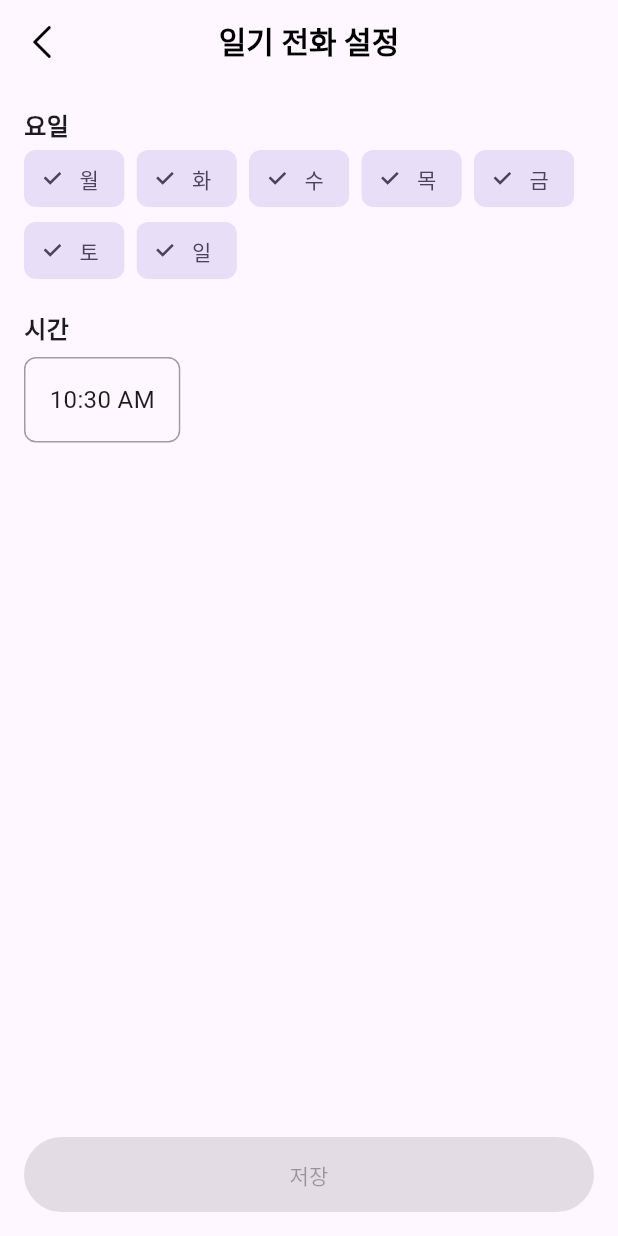
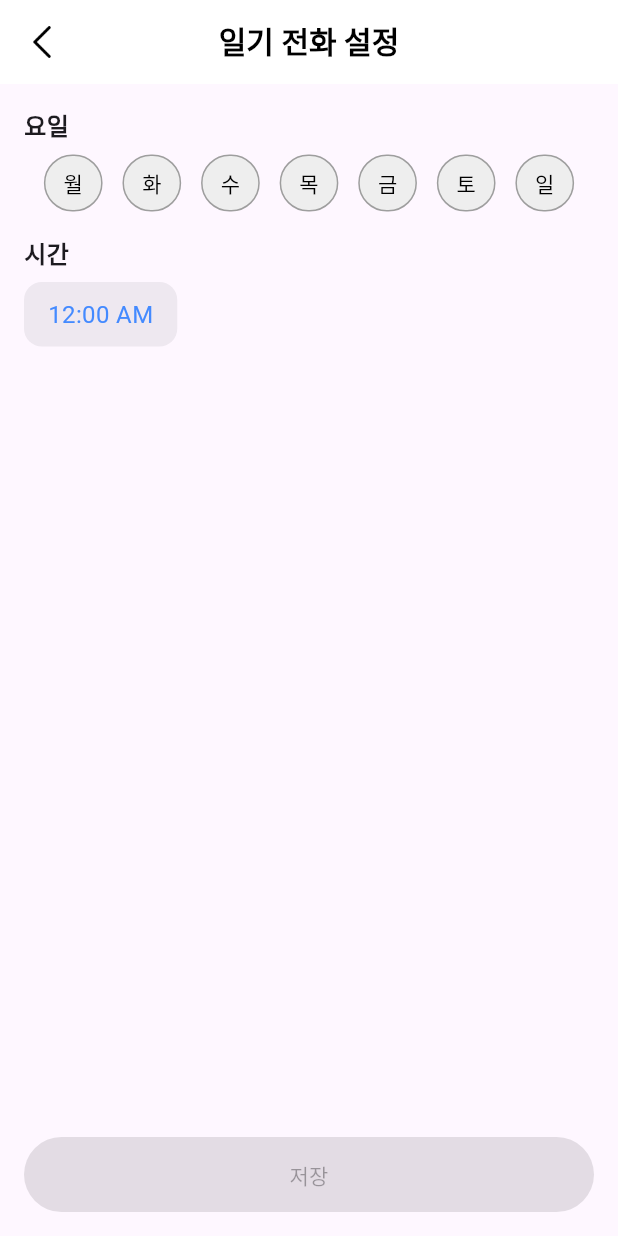
Before and after one commit to Mallang-Diary/MallangDiary-FrontEnd, a Flutter app: the CallSettingsPage screen opened by its route, on a phone screen of 412 x 824 dp. Run offline on Flutter 3.47's test engine with Material 3 defaults, Android fonts, the phone set to English and light mode, and no system bars; our stand-ins replace audioplayers, percent_indicator, permission_handler, smooth_page_indicator, supabase; missing offline and left inert: dart:ffi, flutter_sound; accounts and stored records are empty.

Commit message:
[call_setting_page] design 수정

```diff
--- a/lib/page/main_page/call_setting_page_ml03.dart
+++ b/lib/page/main_page/call_setting_page_ml03.dart
@@ -1,4 +1,5 @@
 import 'package:flutter/material.dart';
+import 'package:mallang_project_v1/theme/colors.dart';
 
 class CallSettingsPage extends StatefulWidget {
   @override
@@ -6,21 +7,24 @@ class CallSettingsPage extends StatefulWidget {
 }
 
 class _CallSettingsPageState extends State<CallSettingsPage> {
-  // State variables
-  List<String> daysOfWeek = ['월', '화', '수', '목', '금', '토', '일'];
-  Set<String> selectedDays = {'월', '화', '수', '목', '금', '토', '일'};
-  TimeOfDay selectedTime = TimeOfDay.now();
+  final List<String> daysOfWeek = ['월', '화', '수', '목', '금', '토', '일'];
+  late List<bool> selectedDays;
+  TimeOfDay selectedTime = TimeOfDay(hour: 0, minute: 0);
 
   bool isChanged = false;
 
-  // Check if the user has made any changes
+  @override
+  void initState() {
+    super.initState();
+    selectedDays = List<bool>.filled(daysOfWeek.length, true);
+  }
+
   void _markAsChanged() {
     setState(() {
       isChanged = true;
     });
   }
 
-  // Show time picker
   void _selectTime(BuildContext context) async {
     final TimeOfDay? picked = await showTimePicker(
       context: context,
@@ -34,19 +38,16 @@ class _CallSettingsPageState extends State<CallSettingsPage> {
     }
   }
 
-  // Save settings
   void _saveSettings() {
-    // Perform saving logic here
     ScaffoldMessenger.of(context).showSnackBar(
       SnackBar(content: Text('설정이 저장되었습니다.')),
     );
     Navigator.pop(context);
   }
 
-  // Confirm before leaving unsaved changes
   Future<bool> _onWillPop() async {
     if (isChanged) {
-      return await showDialog(
+      return await showDialog<bool>(
         context: context,
         builder: (context) => AlertDialog(
           title: Text('변경 사항이 저장되지 않았습니다.'),
@@ -70,20 +71,24 @@ class _CallSettingsPageState extends State<CallSettingsPage> {
 
   @override
   Widget build(BuildContext context) {
-    return Scaffold(
+    return WillPopScope(
+      onWillPop: _onWillPop,
+      child: Scaffold(
         appBar: AppBar(
           title: Text(
             '일기 전화 설정',
             style: TextStyle(
-              fontSize: 20, // 글자 크기
+              fontSize: 20,
               fontWeight: FontWeight.bold,
-              color: Colors.black, // 글자 색상
+              color: Colors.black,
             ),
           ),
-        centerTitle: true, // 제목 중앙 정렬
+          centerTitle: true,
+          backgroundColor: Colors.white,
+          elevation: 0,
           leading: IconButton(
-          //icon: Icon(Icons.arrow_back),
-          icon: Image.asset("assets/images/back.png",
+            icon: Image.asset(
+              "assets/images/back.png",
               width: 24,
               height: 24,
             ),
@@ -95,48 +100,54 @@ class _CallSettingsPageState extends State<CallSettingsPage> {
           child: Column(
             crossAxisAlignment: CrossAxisAlignment.start,
             children: [
-            // Day Selection
               Text('요일', style: TextStyle(fontSize: 16, fontWeight: FontWeight.bold)),
-            Wrap(
-              spacing: 8.0,
-              children: daysOfWeek.map((day) {
-                bool isSelected = selectedDays.contains(day);
-                return ChoiceChip(
-                  label: Text(day),
-                  selected: isSelected,
-                  onSelected: (selected) {
+              SizedBox(height: 8),
+              Row(
+                mainAxisAlignment: MainAxisAlignment.spaceEvenly,
+                children: List.generate(daysOfWeek.length, (index) {
+                  return GestureDetector(
+                    onTap: () {
                       setState(() {
-                      if (selected) {
-                        selectedDays.add(day);
-                      } else if (selectedDays.length > 1) {
-                        selectedDays.remove(day);
-                      }
+                        selectedDays[index] = !selectedDays[index];
                         _markAsChanged();
                       });
                     },
+                    child: Container(
+                      padding: EdgeInsets.symmetric(horizontal: 12, vertical: 8),
+                      decoration: BoxDecoration(
+                        color: selectedDays[index] ? Colors.grey[200] : Colors.white,
+                        border: Border.all(color: Colors.grey),
+                        borderRadius: BorderRadius.circular(20),
+                      ),
+                      child: Text(
+                        daysOfWeek[index],
+                        style: TextStyle(
+                          fontSize: 14,
+                          color: selectedDays[index] ? Colors.black : Colors.grey,
+                        ),
+                      ),
+                    ),
                   );
-              }).toList(),
+                }),
               ),
               SizedBox(height: 16),
-            // Time Selection
               Text('시간', style: TextStyle(fontSize: 16, fontWeight: FontWeight.bold)),
               GestureDetector(
                 onTap: () => _selectTime(context),
                 child: Container(
                   margin: EdgeInsets.symmetric(vertical: 8.0),
-                padding: EdgeInsets.all(16.0),
+                  padding: EdgeInsets.symmetric(vertical: 10.0, horizontal: 16.0),
                   decoration: BoxDecoration(
-                  border: Border.all(color: Colors.grey),
-                  borderRadius: BorderRadius.circular(8.0),
+                    color: buttonColorLightGrey ?? Colors.grey[200],
+                    borderRadius: BorderRadius.circular(12.0),
                   ),
                   child: Text(
                     selectedTime.format(context),
-                  style: TextStyle(fontSize: 16),
+                    style: TextStyle(fontSize: 16, color: Colors.blueAccent),
                   ),
                 ),
               ),
               Spacer(),
-            // Save Button
               ElevatedButton(
                 onPressed: isChanged ? _saveSettings : null,
                 style: ElevatedButton.styleFrom(
@@ -147,6 +158,7 @@ class _CallSettingsPageState extends State<CallSettingsPage> {
             ],
           ),
         ),
+      ),
     );
   }
 }
--- /dev/null
+++ b/lib/theme/colors.dart
@@ -0,0 +1,4 @@
+
+import 'package:flutter/material.dart';
+
+const buttonColorLightGrey = Color(0x1f787880);
```
Also changed, not shown: 1 other file. Lines whose indentation alone changed are shown as unchanged.
